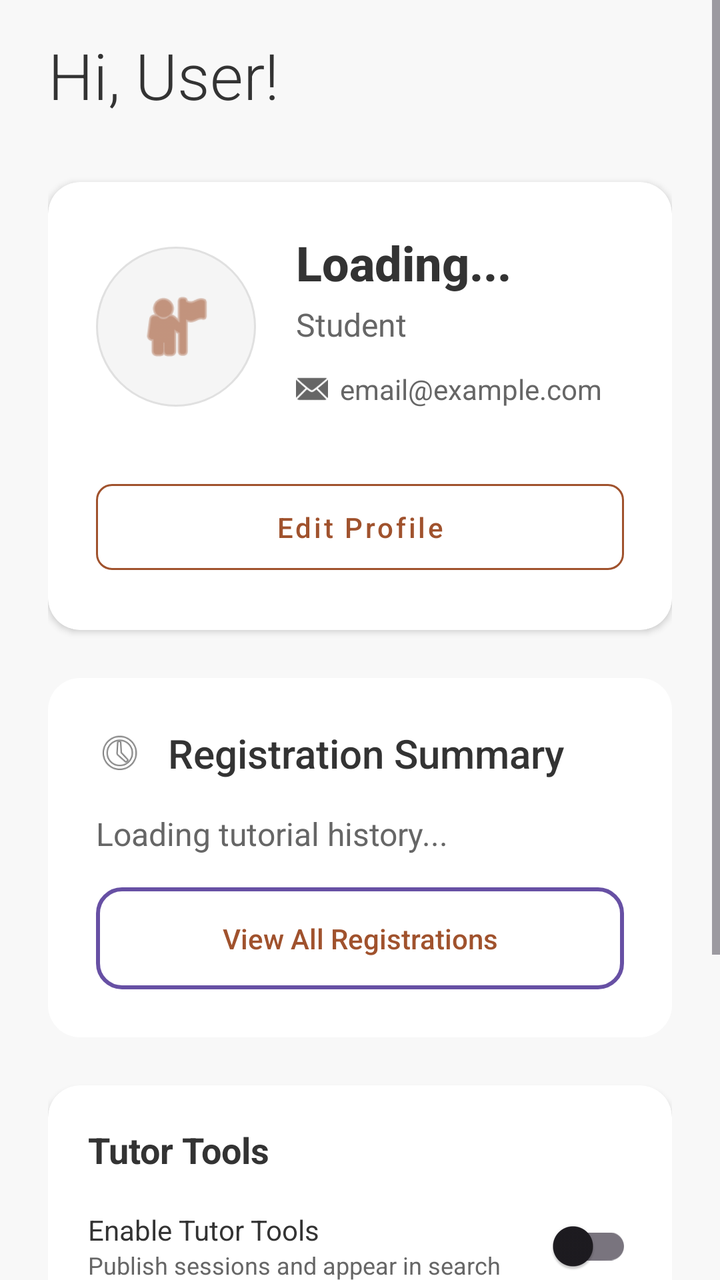
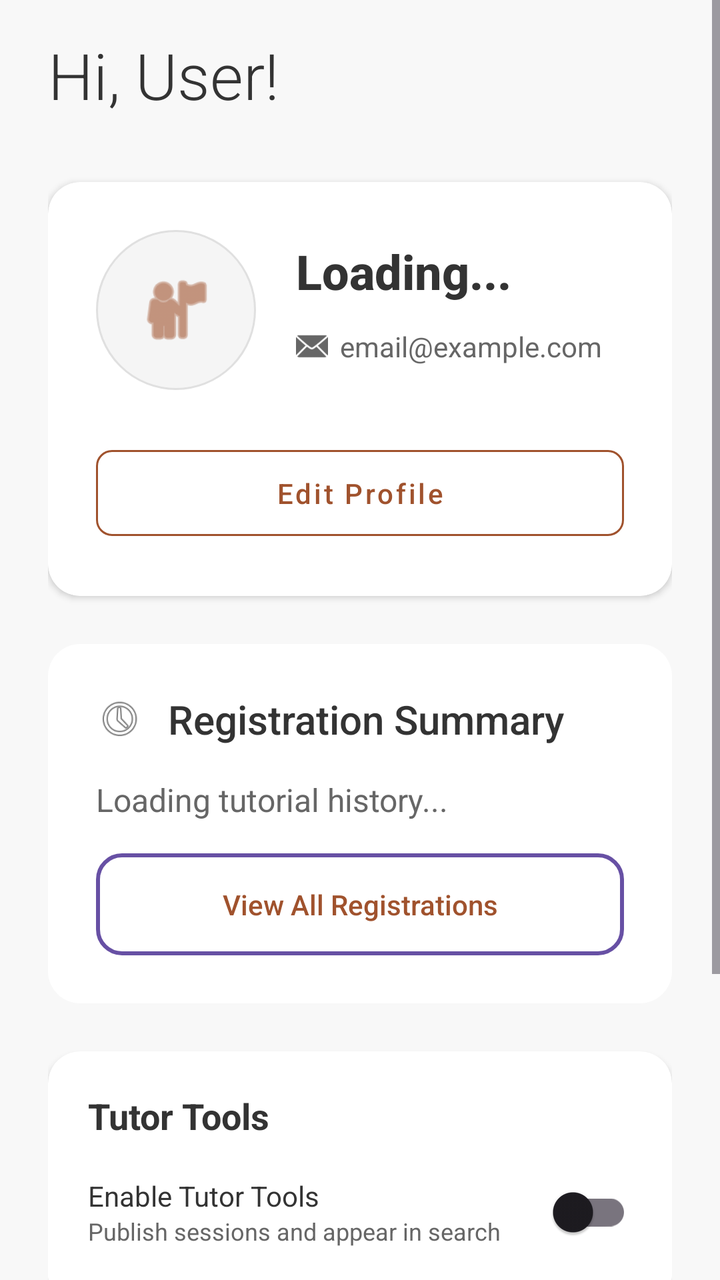

Two renders of the same Android screen: before a commit and after it. Below are the layout's source before the change and the commit's diff.
<!-- AndroidManifest.xml: application theme Theme.Csci3130Group1 -->
<!-- res/layout/fragment_profile.xml -->
<?xml version="1.0" encoding="utf-8"?>
<ScrollView xmlns:android="http://schemas.android.com/apk/res/android"
    xmlns:app="http://schemas.android.com/apk/res-auto"
    android:layout_width="match_parent"
    android:layout_height="match_parent"
    android:background="#F8F8F8"
    android:fillViewport="true">

    <LinearLayout
        android:layout_width="match_parent"
        android:layout_height="wrap_content"
        android:orientation="vertical"
        android:paddingLeft="24dp"
        android:paddingRight="24dp"
        android:paddingTop="16dp"
        android:paddingBottom="32dp">

        
        <TextView
            android:id="@+id/profileGreeting"
            android:layout_width="wrap_content"
            android:layout_height="wrap_content"
            android:text="Hi, User!"
            android:textSize="32sp"
            android:fontFamily="sans-serif-light"
            android:textStyle="normal"
            android:textColor="#333333"
            android:layout_marginBottom="32dp"/>

        
        <androidx.cardview.widget.CardView
            android:layout_width="match_parent"
            android:layout_height="wrap_content"
            android:layout_marginBottom="24dp"
            xmlns:app="http://schemas.android.com/apk/res-auto"
            app:cardCornerRadius="16dp"
            app:cardElevation="2dp"
            app:cardBackgroundColor="#FFFFFF">

            <LinearLayout
                android:layout_width="match_parent"
                android:layout_height="wrap_content"
                android:orientation="vertical"
                android:padding="24dp">

                
                <LinearLayout
                    android:layout_width="match_parent"
                    android:layout_height="wrap_content"
                    android:orientation="horizontal"
                    android:gravity="center_vertical"
                    android:layout_marginBottom="24dp">

                    
                    <ImageView
                        android:id="@+id/profilePicture"
                        android:layout_width="80dp"
                        android:layout_height="80dp"
                        android:src="@android:drawable/ic_menu_myplaces"
                        app:tint="#A0522D"
                        android:background="@drawable/circle_background"
                        android:padding="20dp"
                        android:contentDescription="Profile Picture" />

                    
                    <LinearLayout
                        android:layout_width="0dp"
                        android:layout_height="wrap_content"
                        android:layout_weight="1"
                        android:orientation="vertical"
                        android:layout_marginStart="20dp">

                        
                        <TextView
                            android:id="@+id/profileName"
                            android:layout_width="wrap_content"
                            android:layout_height="wrap_content"
                            android:text="Loading..."
                            android:textSize="24sp"
                            android:textStyle="bold"
                            android:textColor="#333333"
                            android:fontFamily="sans-serif-medium" />

                        
                        <TextView
                            android:id="@+id/profileRole"
                            android:layout_width="wrap_content"
                            android:layout_height="wrap_content"
                            android:text="Student"
                            android:textSize="16sp"
                            android:textColor="#666666"
                            android:layout_marginTop="4dp" />

                        
                        <TextView
                            android:id="@+id/profileDegree"
                            android:layout_width="wrap_content"
                            android:layout_height="wrap_content"
                            android:text=""
                            android:textSize="16sp"
                            android:textColor="#666666"
                            android:layout_marginTop="4dp"
                            android:visibility="gone"/>

                        
                        <LinearLayout
                            android:layout_width="match_parent"
                            android:layout_height="wrap_content"
                            android:orientation="vertical"
                            android:layout_marginTop="12dp">

                            
                            <LinearLayout
                                android:layout_width="wrap_content"
                                android:layout_height="wrap_content"
                                android:orientation="horizontal"
                                android:gravity="center_vertical"
                                android:layout_marginBottom="8dp">

                                <ImageView
                                    android:layout_width="16dp"
                                    android:layout_height="16dp"
                                    android:src="@android:drawable/ic_dialog_email"
                                    app:tint="#666666" />

                                <TextView
                                    android:id="@+id/profileEmail"
                                    android:layout_width="wrap_content"
                                    android:layout_height="wrap_content"
                                    android:text="email@example.com"
                                    android:textSize="14sp"
                                    android:textColor="#666666"
                                    android:layout_marginStart="6dp" />
                            </LinearLayout>

                            
                            <LinearLayout
                                android:id="@+id/contactContainer"
                                android:layout_width="wrap_content"
                                android:layout_height="wrap_content"
                                android:orientation="horizontal"
                                android:gravity="center_vertical"
                                android:layout_marginBottom="8dp"
                                android:visibility="gone">

                                <ImageView
                                    android:layout_width="16dp"
                                    android:layout_height="16dp"
                                    android:src="@android:drawable/ic_menu_call"
                                    app:tint="#A0522D" />

                                <TextView
                                    android:id="@+id/profileContact"
                                    android:layout_width="wrap_content"
                                    android:layout_height="wrap_content"
                                    android:text=""
                                    android:textSize="14sp"
                                    android:textColor="#A0522D"
                                    android:layout_marginStart="6dp"
                                    android:fontFamily="sans-serif-medium" />
                            </LinearLayout>

                            
                            <LinearLayout
                                android:layout_width="wrap_content"
                                android:layout_height="wrap_content"
                                android:orientation="horizontal"
                                android:gravity="center_vertical"
                                android:visibility="gone">

                                <ImageView
                                    android:layout_width="16dp"
                                    android:layout_height="16dp"
                                    android:src="@android:drawable/btn_star_big_on"
                                    app:tint="#FFD700" />

                                <TextView
                                    android:id="@+id/profileRating"
                                    android:layout_width="wrap_content"
                                    android:layout_height="wrap_content"
                                    android:text=""
                                    android:textSize="14sp"
                                    android:textColor="#666666"
                                    android:layout_marginStart="6dp" />
                            </LinearLayout>
                        </LinearLayout>
                    </LinearLayout>
                </LinearLayout>

                
                <LinearLayout
                    android:id="@+id/descriptionSection"
                    android:layout_width="match_parent"
                    android:layout_height="wrap_content"
                    android:orientation="vertical"
                    android:visibility="gone">

                    <TextView
                        android:layout_width="wrap_content"
                        android:layout_height="wrap_content"
                        android:text="About"
                        android:textSize="14sp"
                        android:textColor="#888888"
                        android:fontFamily="sans-serif-medium"
                        android:textAllCaps="true"
                        android:letterSpacing="0.1"
                        android:layout_marginBottom="8dp"/>

                    <TextView
                        android:id="@+id/profileStudentDescription"
                        android:layout_width="match_parent"
                        android:layout_height="wrap_content"
                        android:text=""
                        android:textSize="16sp"
                        android:textColor="#333333"
                        android:fontFamily="sans-serif"
                        android:lineSpacingExtra="4dp"
                        android:layout_marginBottom="16dp"/>
                </LinearLayout>

                
                <Button
                    android:id="@+id/edit_profile_button"
                    style="@style/Widget.MaterialComponents.Button.OutlinedButton"
                    android:layout_width="match_parent"
                    android:layout_height="wrap_content"
                    android:text="Edit Profile"
                    android:textColor="#A0522D"
                    android:textSize="14sp"
                    android:textAllCaps="false"
                    android:fontFamily="sans-serif-medium"
                    app:strokeColor="#A0522D"
                    app:cornerRadius="8dp"
                    android:paddingVertical="12dp"/>

            </LinearLayout>
        </androidx.cardview.widget.CardView>

        
        <LinearLayout
            android:id="@+id/reviews_card"
            android:layout_width="match_parent"
            android:layout_height="wrap_content"
            android:layout_marginBottom="24dp"
            android:background="@drawable/card_background"
            android:orientation="vertical"
            android:padding="24dp"
            android:visibility="gone">

            
            <LinearLayout
                android:layout_width="match_parent"
                android:layout_height="wrap_content"
                android:orientation="horizontal"
                android:gravity="center_vertical"
                android:layout_marginBottom="16dp">

                <TextView
                    android:id="@+id/reviewsHeaderText"
                    android:layout_width="wrap_content"
                    android:layout_height="wrap_content"
                    android:text="@string/reviews"
                    android:textSize="20sp"
                    android:fontFamily="sans-serif-medium"
                    android:textColor="#333333"/>
            </LinearLayout>

            
            <TextView
                android:id="@+id/profileNoReviewsText"
                android:layout_width="match_parent"
                android:layout_height="wrap_content"
                android:text="@string/no_reviews_yet"
                android:textSize="16sp"
                android:textColor="#666666"
                android:gravity="center"
                android:padding="20dp"
                android:visibility="gone"/>

            
            <LinearLayout
                android:id="@+id/profileReviewsList"
                android:layout_width="match_parent"
                android:layout_height="wrap_content"
                android:orientation="vertical" />

            
            <Button
                android:id="@+id/seeAllReviewsButton"
                style="@style/Widget.MaterialComponents.Button.OutlinedButton"
                android:layout_width="match_parent"
                android:layout_height="wrap_content"
                android:text="@string/see_all_reviews"
                android:textColor="#A0522D"
                android:textSize="14sp"
                android:textAllCaps="false"
                android:fontFamily="sans-serif-medium"
                app:strokeColor="#A0522D"
                app:cornerRadius="8dp"
                android:paddingVertical="12dp"
                android:layout_marginTop="8dp"
                android:visibility="gone"/>
        </LinearLayout>

        
        <LinearLayout
            android:id="@+id/upcoming_tutorials_card"
            android:layout_width="match_parent"
            android:layout_height="wrap_content"
            android:layout_marginBottom="24dp"
            android:background="@drawable/card_background"
            android:orientation="vertical"
            android:padding="24dp"
            android:visibility="gone">

            
            <LinearLayout
                android:layout_width="match_parent"
                android:layout_height="wrap_content"
                android:orientation="horizontal"
                android:gravity="center_vertical"
                android:layout_marginBottom="16dp">

                <ImageView
                    android:layout_width="24dp"
                    android:layout_height="24dp"
                    android:src="@android:drawable/ic_menu_today"
                    android:contentDescription="Upcoming Tutorial Icon" />

                <TextView
                    android:id="@+id/upcomingHeaderText"
                    android:layout_width="wrap_content"
                    android:layout_height="wrap_content"
                    android:text="Upcoming Registrations"
                    android:textSize="20sp"
                    android:fontFamily="sans-serif-medium"
                    android:textColor="#333333"
                    android:layout_marginStart="12dp"/>
            </LinearLayout>

            
            <LinearLayout
                android:id="@+id/upcomingTutorialsList"
                android:layout_width="match_parent"
                android:layout_height="wrap_content"
                android:orientation="vertical">
                
                <TextView
                    android:layout_width="match_parent"
                    android:layout_height="wrap_content"
                    android:text="Loading upcoming tutorials..."
                    android:textSize="16sp"
                    android:textColor="#666666"/>
            </LinearLayout>
        </LinearLayout>

        
        <LinearLayout
            android:layout_width="match_parent"
            android:layout_height="wrap_content"
            android:layout_marginBottom="24dp"
            android:background="@drawable/card_background"
            android:orientation="vertical"
            android:padding="24dp">

            
            <LinearLayout
                android:layout_width="match_parent"
                android:layout_height="wrap_content"
                android:orientation="horizontal"
                android:gravity="center_vertical"
                android:layout_marginBottom="16dp">

                <ImageView
                    android:layout_width="24dp"
                    android:layout_height="24dp"
                    android:src="@android:drawable/ic_menu_recent_history"
                    android:contentDescription="Tutorial History Icon" />

                <TextView
                    android:id="@+id/summaryHeaderText"
                    android:layout_width="wrap_content"
                    android:layout_height="wrap_content"
                    android:text="Registration Summary"
                    android:textSize="20sp"
                    android:fontFamily="sans-serif-medium"
                    android:textColor="#333333"
                    android:layout_marginStart="12dp"/>
            </LinearLayout>

            
            <TextView
                android:id="@+id/tutorialStats"
                android:layout_width="match_parent"
                android:layout_height="wrap_content"
                android:text="Loading tutorial history..."
                android:textSize="16sp"
                android:textColor="#666666"
                android:lineSpacingExtra="4dp"
                android:layout_marginBottom="16dp"/>

            
            <Button
                android:id="@+id/view_tutorials_button"
                style="@android:style/Widget.Material.Button.Borderless"
                android:layout_width="match_parent"
                android:layout_height="wrap_content"
                android:text="View All Registrations"
                android:textColor="#A0522D"
                android:padding="12dp"
                android:textSize="14sp"
                android:textAllCaps="false"
                android:fontFamily="sans-serif-medium"
                android:background="@drawable/outlined_button_background"/>
        </LinearLayout>

        
        <LinearLayout
            android:id="@+id/tutor_upcoming_tutorials_card"
            android:layout_width="match_parent"
            android:layout_height="wrap_content"
            android:layout_marginBottom="24dp"
            android:background="@drawable/card_background"
            android:orientation="vertical"
            android:padding="24dp"
            android:visibility="gone">

            <LinearLayout
                android:layout_width="match_parent"
                android:layout_height="wrap_content"
                android:orientation="horizontal"
                android:gravity="center_vertical"
                android:layout_marginBottom="16dp">

                <ImageView
                    android:layout_width="24dp"
                    android:layout_height="24dp"
                    android:src="@android:drawable/ic_menu_today"
                    android:contentDescription="Upcoming Tutorial Icon" />

                <TextView
                    android:id="@+id/tutorUpcomingHeaderText"
                    android:layout_width="wrap_content"
                    android:layout_height="wrap_content"
                    android:text="Upcoming Tutorials"
                    android:textSize="20sp"
                    android:fontFamily="sans-serif-medium"
                    android:textColor="#333333"
                    android:layout_marginStart="12dp"/>
            </LinearLayout>

            <LinearLayout
                android:id="@+id/tutorUpcomingTutorialsList"
                android:layout_width="match_parent"
                android:layout_height="wrap_content"
                android:orientation="vertical" />
        </LinearLayout>

        
        <LinearLayout
            android:id="@+id/tutor_summary_card"
            android:layout_width="match_parent"
            android:layout_height="wrap_content"
            android:layout_marginBottom="24dp"
            android:background="@drawable/card_background"
            android:orientation="vertical"
            android:padding="24dp"
            android:visibility="gone">

            <LinearLayout
                android:layout_width="match_parent"
                android:layout_height="wrap_content"
                android:orientation="horizontal"
                android:gravity="center_vertical"
                android:layout_marginBottom="16dp">

                <ImageView
                    android:layout_width="24dp"
                    android:layout_height="24dp"
                    android:src="@android:drawable/ic_menu_recent_history"
                    android:contentDescription="Tutorial History Icon" />

                <TextView
                    android:id="@+id/tutorSummaryHeaderText"
                    android:layout_width="wrap_content"
                    android:layout_height="wrap_content"
                    android:text="Tutorial Summary"
                    android:textSize="20sp"
                    android:fontFamily="sans-serif-medium"
                    android:textColor="#333333"
                    android:layout_marginStart="12dp"/>
            </LinearLayout>

            <TextView
                android:id="@+id/tutorTutorialStats"
                android:layout_width="match_parent"
                android:layout_height="wrap_content"
                android:text="Loading tutorial history..."
                android:textSize="16sp"
                android:textColor="#666666"
                android:lineSpacingExtra="4dp"
                android:layout_marginBottom="16dp"/>

            <Button
                android:id="@+id/view_all_tutorials_button"
                style="@android:style/Widget.Material.Button.Borderless"
                android:layout_width="match_parent"
                android:layout_height="wrap_content"
                android:text="View All Tutorials"
                android:textColor="#A0522D"
                android:padding="12dp"
                android:textSize="14sp"
                android:textAllCaps="false"
                android:fontFamily="sans-serif-medium"
                android:background="@drawable/outlined_button_background"/>
        </LinearLayout>

        
        <androidx.cardview.widget.CardView
            android:id="@+id/tutorToolsCard"
            android:layout_width="match_parent"
            android:layout_height="wrap_content"
            android:layout_marginBottom="16dp"
            app:cardCornerRadius="16dp"
            app:cardElevation="2dp"
            app:cardBackgroundColor="#FFFFFF">

            <LinearLayout
                android:layout_width="match_parent"
                android:layout_height="wrap_content"
                android:orientation="vertical"
                android:padding="20dp">

                <TextView
                    android:layout_width="match_parent"
                    android:layout_height="wrap_content"
                    android:text="Tutor Tools"
                    android:textSize="18sp"
                    android:textStyle="bold"
                    android:textColor="@color/text_primary"
                    android:layout_marginBottom="8dp" />

                
                <LinearLayout
                    android:layout_width="match_parent"
                    android:layout_height="wrap_content"
                    android:orientation="horizontal"
                    android:gravity="center_vertical"
                    android:paddingVertical="4dp">

                    <LinearLayout
                        android:layout_width="0dp"
                        android:layout_height="wrap_content"
                        android:layout_weight="1"
                        android:orientation="vertical">
                        <TextView
                            android:layout_width="wrap_content"
                            android:layout_height="wrap_content"
                            android:text="Enable Tutor Tools"
                            android:textColor="@color/text_primary"
                            android:textSize="14sp" />
                        <TextView
                            android:layout_width="wrap_content"
                            android:layout_height="wrap_content"
                            android:text="Publish sessions and appear in search"
                            android:textColor="@color/text_secondary"
                            android:textSize="12sp" />
                    </LinearLayout>

                    <com.google.android.material.switchmaterial.SwitchMaterial
                        android:id="@+id/switchEnableTutorTools"
                        android:layout_width="wrap_content"
                        android:layout_height="wrap_content" />
                </LinearLayout>

                

                <Button
                    android:id="@+id/btnCreateTutorial"
                    style="@style/Widget.MaterialComponents.Button.OutlinedButton"
                    android:layout_width="match_parent"
                    android:layout_height="wrap_content"
                    android:text="Create a Tutorial"
                    android:textColor="#A0522D"
                    android:textSize="14sp"
                    android:textAllCaps="false"
                    android:fontFamily="sans-serif-medium"
                    app:strokeColor="#A0522D"
                    app:cornerRadius="8dp"
                    android:paddingVertical="12dp"
                    android:layout_marginTop="12dp"
                    android:visibility="gone"/>
            </LinearLayout>
        </androidx.cardview.widget.CardView>

        
        <Button
            android:id="@+id/community_activity_button"
            style="@android:style/Widget.Material.Button.Borderless"
            android:layout_width="match_parent"
            android:layout_height="wrap_content"
            android:text="Community Activity"
            android:textColor="#A0522D"
            android:padding="16dp"
            android:textSize="16sp"
            android:textAllCaps="false"
            android:fontFamily="sans-serif-medium"
            android:background="@drawable/outlined_button_background"
            android:layout_marginBottom="16dp"/>

        
        <Button
            android:id="@+id/logout_button"
            style="@android:style/Widget.Material.Button.Borderless"
            android:layout_width="match_parent"
            android:layout_height="wrap_content"
            android:text="Log Out"
            android:textColor="#A0522D"
            android:padding="16dp"
            android:textSize="16sp"
            android:textAllCaps="false"
            android:fontFamily="sans-serif-medium"
            android:background="@drawable/outlined_button_background"/>
    </LinearLayout>
</ScrollView>
<!-- resources referenced by this layout -->
<resources>
  <color name="text_primary">#333333</color>
  <color name="text_secondary">#666666</color>
  <!-- drawable card_background (drawable) -->
  <?xml version="1.0" encoding="utf-8"?>
  <shape xmlns:android="http://schemas.android.com/apk/res/android">
      <solid android:color="#FFFFFF" />
      <corners android:radius="16dp" />
      <stroke android:width="0dp" android:color="#FFFFFF" />
  </shape>
  <!-- drawable circle_background (drawable) -->
  <?xml version="1.0" encoding="utf-8"?>
  <shape xmlns:android="http://schemas.android.com/apk/res/android"
      android:shape="oval">
      <solid android:color="#F5F5F5" />
      <stroke
          android:width="1dp"
          android:color="#E0E0E0" />
  </shape>
  <!-- drawable outlined_button_background (drawable) -->
  <?xml version="1.0" encoding="utf-8"?>
  <shape xmlns:android="http://schemas.android.com/apk/res/android">
      <solid android:color="#00FFFFFF" />
      <corners android:radius="12dp" />
      <stroke android:width="2dp" android:color="#A0522D" />
  </shape>
  <string name="no_reviews_yet">No reviews yet</string>
  <string name="reviews">Reviews</string>
  <string name="see_all_reviews">See all reviews</string>
  <style name="Theme.Csci3130Group1" parent="Base.Theme.Csci3130Group1" />
  <style name="Base.Theme.Csci3130Group1" parent="Theme.Material3.DayNight.NoActionBar">
          
          
      </style>
</resources>

<!-- the commit's change to res/layout/fragment_profile.xml (unified diff, before → after) -->
@@ -86,10 +86,11 @@
                             android:id="@+id/profileRole"
                             android:layout_width="wrap_content"
                             android:layout_height="wrap_content"
-                            android:text="Student"
+                            android:text=""
                             android:textSize="16sp"
                             android:textColor="#666666"
-                            android:layout_marginTop="4dp" />
+                            android:layout_marginTop="4dp"
+                            android:visibility="gone" />
 
                         
                         <TextView
